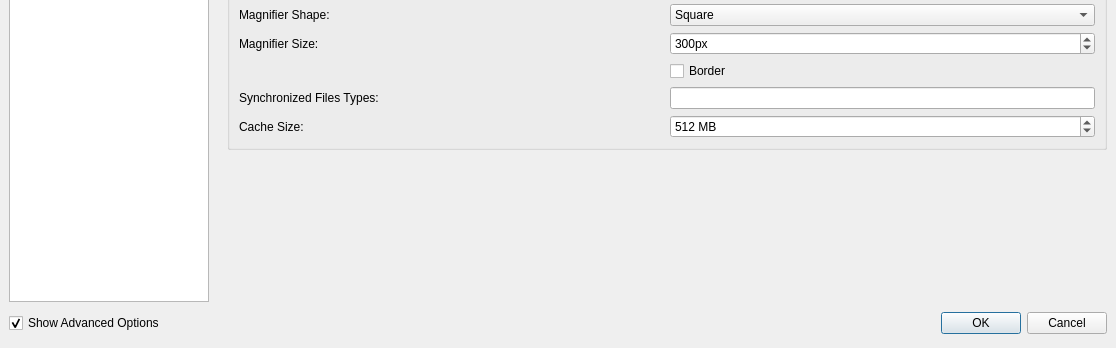
The window that configdialog.ui (svn2github/texstudio-trunk) describes before a commit, drawn with Qt 5; both pictures show x 0 to 1116 and y 326 to 674 of the 1116 by 674 pixel window.
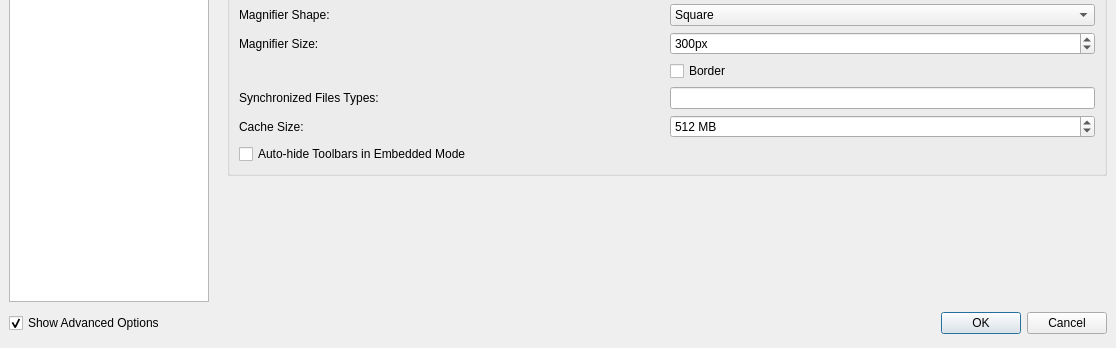
The same window after the commit. The open tabs and pages were chosen to show the change. Icons and pictures are not drawn.

Commit message: option to auto-hide toolbars of embedded viewer when mouse is not over the viewer (experimental: deactivated by default. Can be activated at Options -> Preview)

What changed in the file:
```diff
--- a/configdialog.ui
+++ b/configdialog.ui
@@ -3081,6 +3081,13 @@
             </property>
            </widget>
           </item>
+          <item row="8" column="0">
+           <widget class="QCheckBox" name="autoHideToolbars">
+            <property name="text">
+             <string>Auto-hide Toolbars in Embedded Mode</string>
+            </property>
+           </widget>
+          </item>
          </layout>
         </widget>
        </item>
```
Left out of the diff: 6 changed lines with no effect on the pictures. The commit also changes 5 other files.
